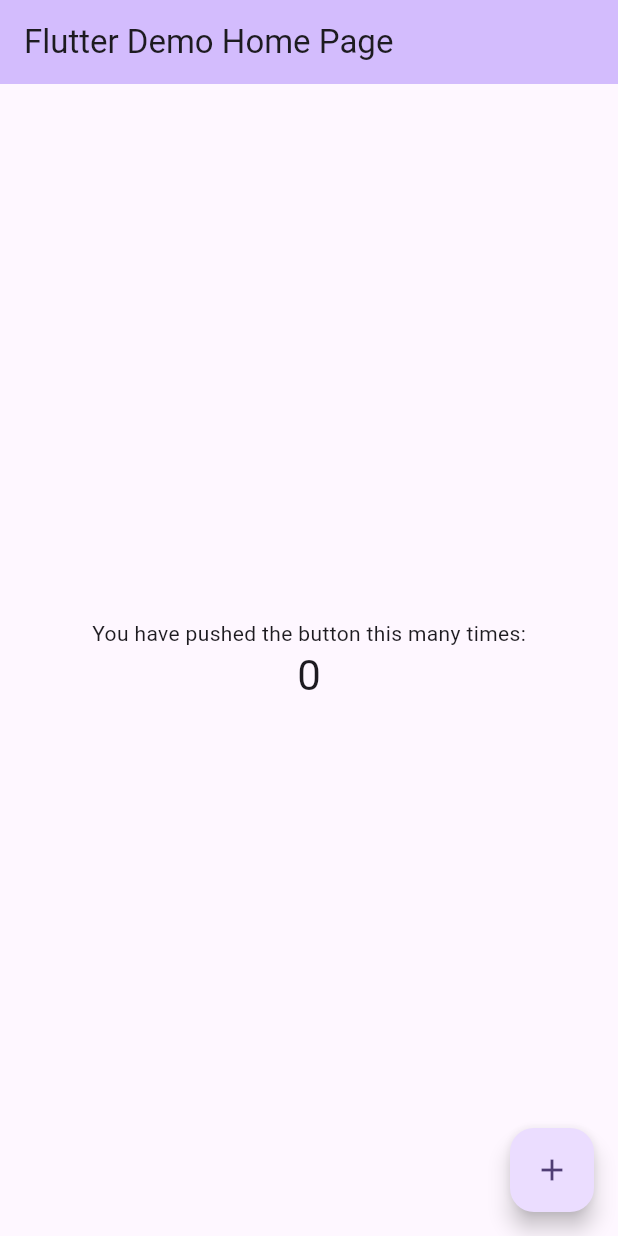
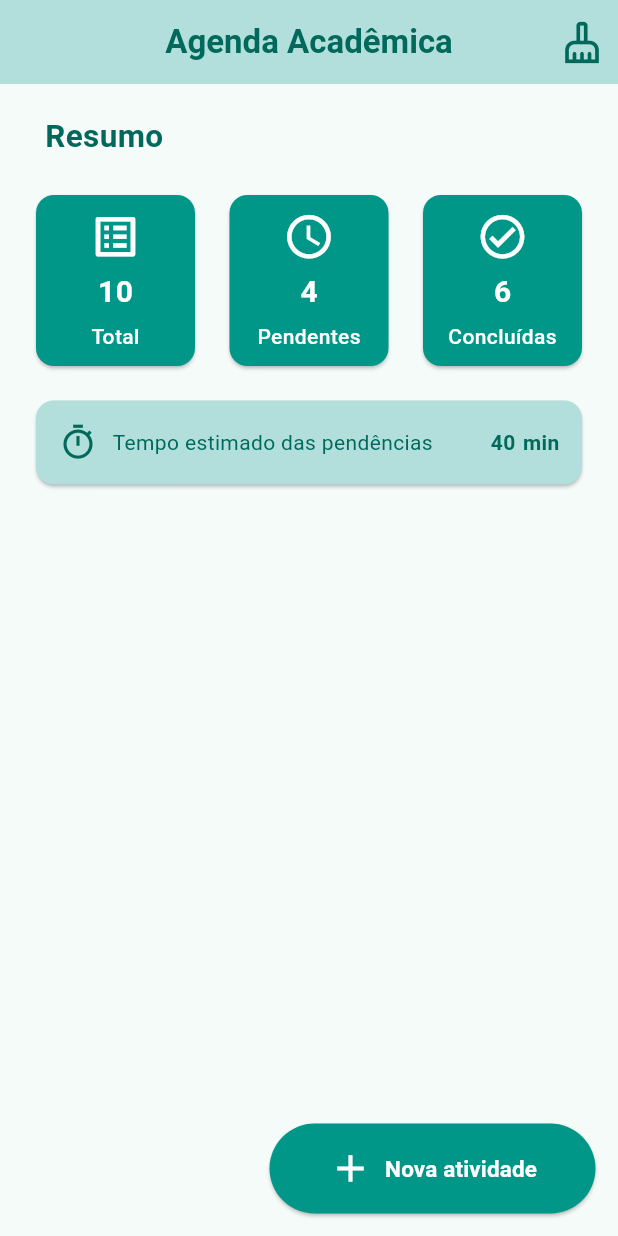
Before and after one commit to IzaBern/DAH_agenda_academica, a Flutter app: the screen it shows after launch, on a phone screen of 412 x 824 dp. Run offline on Flutter 3.47's test engine with Material 3 defaults, Android fonts, the phone set to English and light mode, and no system bars.

Commit message:
feat: design da página principal

```diff
--- a/lib/main.dart
+++ b/lib/main.dart
@@ -1,122 +1,15 @@
+import 'package:agenda_academica/pages/home_page.dart';
 import 'package:flutter/material.dart';
 
 void main() {
-  runApp(const MyApp());
+  runApp(
+    MaterialApp(
+      debugShowCheckedModeBanner: false,
+      title: "Agenda Acadêmica",
+      theme: ThemeData(
+        colorScheme: ColorScheme.fromSeed(seedColor: Colors.teal),
+      ),
+      home: Scaffold(body: HomePage()),
+    ),
+  );
 }
-
-class MyApp extends StatelessWidget {
-  const MyApp({super.key});
-
-  // This widget is the root of your application.
-  @override
-  Widget build(BuildContext context) {
-    return MaterialApp(
-      title: 'Flutter Demo',
-      theme: ThemeData(
-        // This is the theme of your application.
-        //
-        // TRY THIS: Try running your application with "flutter run". You'll see
-        // the application has a purple toolbar. Then, without quitting the app,
-        // try changing the seedColor in the colorScheme below to Colors.green
-        // and then invoke "hot reload" (save your changes or press the "hot
-        // reload" button in a Flutter-supported IDE, or press "r" if you used
-        // the command line to start the app).
-        //
-        // Notice that the counter didn't reset back to zero; the application
-        // state is not lost during the reload. To reset the state, use hot
-        // restart instead.
-        //
-        // This works for code too, not just values: Most code changes can be
-        // tested with just a hot reload.
-        colorScheme: .fromSeed(seedColor: Colors.deepPurple),
-      ),
-      home: const MyHomePage(title: 'Flutter Demo Home Page'),
-    );
-  }
-}
-
-class MyHomePage extends StatefulWidget {
-  const MyHomePage({super.key, required this.title});
-
-  // This widget is the home page of your application. It is stateful, meaning
-  // that it has a State object (defined below) that contains fields that affect
-  // how it looks.
-
-  // This class is the configuration for the state. It holds the values (in this
-  // case the title) provided by the parent (in this case the App widget) and
-  // used by the build method of the State. Fields in a Widget subclass are
-  // always marked "final".
-
-  final String title;
-
-  @override
-  State<MyHomePage> createState() => _MyHomePageState();
-}
-
-class _MyHomePageState extends State<MyHomePage> {
-  int _counter = 0;
-
-  void _incrementCounter() {
-    setState(() {
-      // This call to setState tells the Flutter framework that something has
-      // changed in this State, which causes it to rerun the build method below
-      // so that the display can reflect the updated values. If we changed
-      // _counter without calling setState(), then the build method would not be
-      // called again, and so nothing would appear to happen.
-      _counter++;
-    });
-  }
-
-  @override
-  Widget build(BuildContext context) {
-    // This method is rerun every time setState is called, for instance as done
-    // by the _incrementCounter method above.
-    //
-    // The Flutter framework has been optimized to make rerunning build methods
-    // fast, so that you can just rebuild anything that needs updating rather
-    // than having to individually change instances of widgets.
-    return Scaffold(
-      appBar: AppBar(
-        // TRY THIS: Try changing the color here to a specific color (to
-        // Colors.amber, perhaps?) and trigger a hot reload to see the AppBar
-        // change color while the other colors stay the same.
-        backgroundColor: Theme.of(context).colorScheme.inversePrimary,
-        // Here we take the value from the MyHomePage object that was created by
-        // the App.build method, and use it to set our appbar title.
-        title: Text(widget.title),
-      ),
-      body: Center(
-        // Center is a layout widget. It takes a single child and positions it
-        // in the middle of the parent.
-        child: Column(
-          // Column is also a layout widget. It takes a list of children and
-          // arranges them vertically. By default, it sizes itself to fit its
-          // children horizontally, and tries to be as tall as its parent.
-          //
-          // Column has various properties to control how it sizes itself and
-          // how it positions its children. Here we use mainAxisAlignment to
-          // center the children vertically; the main axis here is the vertical
-          // axis because Columns are vertical (the cross axis would be
-          // horizontal).
-          //
-          // TRY THIS: Invoke "debug painting" (choose the "Toggle Debug Paint"
-          // action in the IDE, or press "p" in the console), to see the
-          // wireframe for each widget.
-          mainAxisAlignment: .center,
-          children: [
-            const Text('You have pushed the button this many times:'),
-            Text(
-              '$_counter',
-              style: Theme.of(context).textTheme.headlineMedium,
-            ),
-          ],
-        ),
-      ),
-      floatingActionButton: FloatingActionButton(
-        onPressed: _incrementCounter,
-        tooltip: 'Increment',
-        child: const Icon(Icons.add),
-      ),
-    );
-  }
-}
--- /dev/null
+++ b/lib/pages/agenda_page.dart
@@ -0,0 +1,240 @@
+import 'package:flutter/material.dart';
+
+class AgendaPage extends StatelessWidget {
+  const new({super.key});
+
+  @override
+  Widget build(BuildContext context) {
+    return Scaffold(
+      appBar: AppBar(
+        title: Text(
+          "Agenda Acadêmica",
+          style: TextStyle(
+            fontWeight: FontWeight(700),
+            color: Colors.teal[800],
+          ),
+        ),
+        centerTitle: true,
+        backgroundColor: Colors.teal[100],
+        actions: [
+          IconButton(
+            onPressed: () {},
+            icon: Icon(
+              Icons.cleaning_services_outlined,
+              size: 30,
+              color: Colors.teal[800],
+            ),
+          ),
+        ],
+      ),
+      body: Padding(
+        padding: const EdgeInsets.all(20.0),
+        child: Column(
+          children: [
+            Row(
+              mainAxisAlignment: MainAxisAlignment.start,
+              children: [
+                SizedBox(width: 10),
+                Text(
+                  "Resumo",
+                  style: TextStyle(
+                    fontSize: 21,
+                    fontWeight: FontWeight(700),
+                    color: Colors.teal[800],
+                  ),
+                ),
+              ],
+            ),
+            SizedBox(height: 20),
+            Row(
+              mainAxisAlignment: MainAxisAlignment.spaceBetween,
+              children: [
+                Expanded(
+                  child: Card(
+                    color: Colors.teal,
+                    child: Padding(
+                      padding: const EdgeInsets.all(10),
+                      child: Column(
+                        children: [
+                          Icon(
+                            Icons.list_alt_outlined,
+                            size: 35,
+                            color: Colors.white,
+                          ),
+                          SizedBox(height: 5),
+                          Text(
+                            "10",
+                            style: TextStyle(
+                              color: Colors.white,
+                              fontSize: 20,
+                              fontWeight: FontWeight(700),
+                            ),
+                          ),
+                          SizedBox(height: 5),
+                          Text(
+                            "Total",
+                            style: TextStyle(
+                              fontWeight: FontWeight(500),
+                              color: Colors.white,
+                            ),
+                          ),
+                        ],
+                      ),
+                    ),
+                  ),
+                ),
+                SizedBox(width: 15),
+                Expanded(
+                  child: Card(
+                    color: Colors.teal,
+                    child: Padding(
+                      padding: const EdgeInsets.all(10),
+                      child: Column(
+                        children: [
+                          Icon(
+                            Icons.access_time_outlined,
+                            size: 35,
+                            color: Colors.white,
+                          ),
+                          SizedBox(height: 5),
+                          Text(
+                            "4",
+                            style: TextStyle(
+                              color: Colors.white,
+                              fontSize: 20,
+                              fontWeight: FontWeight(700),
+                            ),
+                          ),
+                          SizedBox(height: 5),
+                          Text(
+                            "Pendentes",
+                            style: TextStyle(
+                              fontWeight: FontWeight(500),
+                              color: Colors.white,
+                            ),
+                          ),
+                        ],
+                      ),
+                    ),
+                  ),
+                ),
+                SizedBox(width: 15),
+                Expanded(
+                  child: Card(
+                    color: Colors.teal,
+                    child: Padding(
+                      padding: const EdgeInsets.all(10),
+                      child: Column(
+                        children: [
+                          Icon(
+                            Icons.check_circle_outline_outlined,
+                            size: 35,
+                            color: Colors.white,
+                          ),
+                          SizedBox(height: 5),
+                          Text(
+                            "6",
+                            style: TextStyle(
+                              color: Colors.white,
+                              fontSize: 20,
+                              fontWeight: FontWeight(700),
+                            ),
+                          ),
+                          SizedBox(height: 5),
+                          Text(
+                            "Concluídas",
+                            style: TextStyle(
+                              fontWeight: FontWeight(500),
+                              color: Colors.white,
+                            ),
+                          ),
+                        ],
+                      ),
+                    ),
+                  ),
+                ),
+              ],
+            ),
+            SizedBox(height: 15),
+            Card(
+              color: Colors.teal[100],
+              child: Padding(
+                padding: const EdgeInsets.all(15.0),
+                child: Row(
+                  mainAxisAlignment: MainAxisAlignment.spaceBetween,
+                  children: [
+                    Row(
+                      children: [
+                        Icon(
+                          Icons.timer_outlined,
+                          size: 26,
+                          color: Colors.teal[800],
+                        ),
+                        SizedBox(width: 10),
+                        Text(
+                          "Tempo estimado das pendências",
+                          style: TextStyle(color: Colors.teal[800]),
+                        ),
+                      ],
+                    ),
+                    Row(
+                      children: [
+                        Text(
+                          "40",
+                          style: TextStyle(
+                            fontWeight: FontWeight(600),
+                            color: Colors.teal[800],
+                          ),
+                        ),
+                        SizedBox(width: 5),
+                        Text(
+                          "min",
+                          style: TextStyle(
+                            fontWeight: FontWeight(600),
+                            color: Colors.teal[800],
+                          ),
+                        ),
+                      ],
+                    ),
+                  ],
+                ),
+              ),
+            ),
+          ],
+        ),
+      ),
+      bottomNavigationBar: Row(
+        mainAxisAlignment: MainAxisAlignment.end,
+        crossAxisAlignment: CrossAxisAlignment.center,
+        children: [
+          Padding(
+            padding: const EdgeInsets.all(15.0),
+            child: ElevatedButton(
+              style: ElevatedButton.styleFrom(
+                backgroundColor: Colors.teal,
+                foregroundColor: Colors.white,
+              ),
+              onPressed: () {},
+              child: Padding(
+                padding: const EdgeInsets.all(15.0),
+                child: Row(
+                  children: [
+                    Icon(Icons.add, size: 30),
+                    SizedBox(width: 8),
+                    Text(
+                      "Nova atividade",
+                      style: TextStyle(
+                        fontSize: 15,
+                        fontWeight: FontWeight(600),
+                      ),
+                    ),
+                  ],
+                ),
+              ),
+            ),
+          ),
+        ],
+      ),
+    );
+  }
+}
--- /dev/null
+++ b/lib/pages/home_page.dart
@@ -0,0 +1,11 @@
+import 'package:agenda_academica/pages/agenda_page.dart';
+import 'package:flutter/material.dart';
+
+class HomePage extends StatelessWidget {
+  const new({super.key});
+
+  @override
+  Widget build(BuildContext context) {
+    return AgendaPage();
+  }
+}
```
Also changed, not shown: 1 other file.
